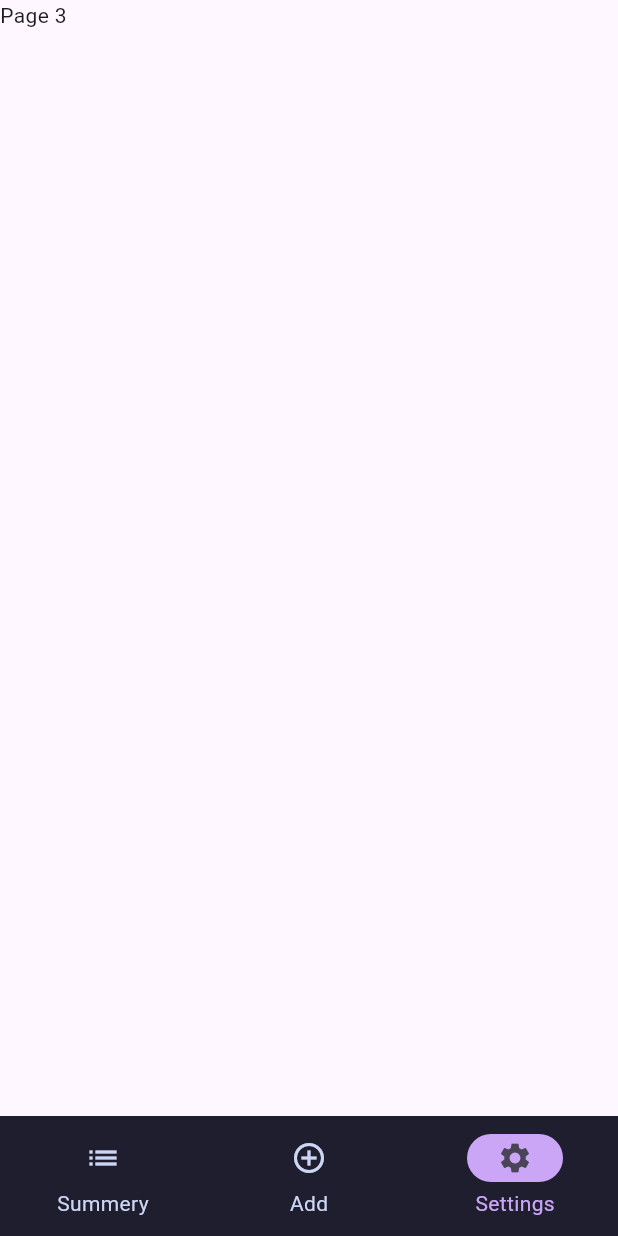
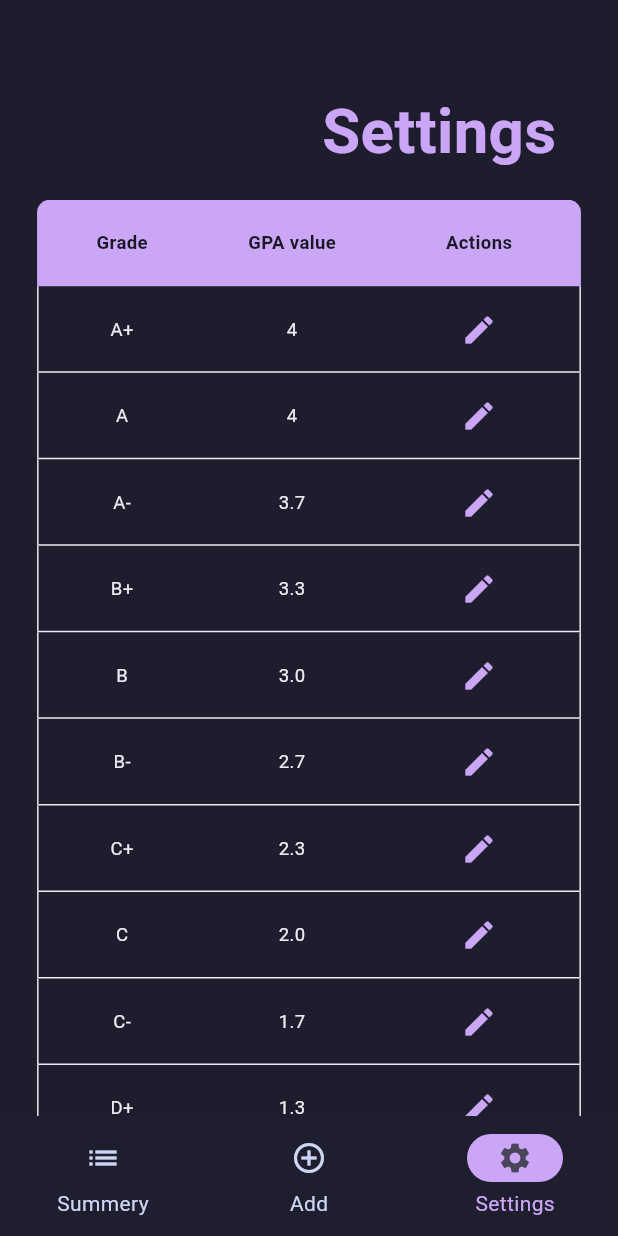
Before and after one commit to RukshanRanasinghe2000/gpa_cal, a Flutter app: the screen it shows after launch, item 3 of the bottom bar chosen, on a phone screen of 412 x 824 dp. Run offline on Flutter 3.47's test engine with Material 3 defaults, Android fonts, the phone set to English and light mode, and no system bars.

Commit message:
feat: add settings table and add edit data edit view fix: aligment issues and colors

```diff
--- /dev/null
+++ b/lib/components/settings_table.dart
@@ -0,0 +1,180 @@
+import 'package:flutter/material.dart';
+import 'package:gpa_cal/constant.dart';
+
+class SettingsTable extends StatelessWidget {
+  const SettingsTable({super.key});
+
+  @override
+  Widget build(BuildContext context) {
+    double screenWidth = MediaQuery.of(context).size.width;
+    double screenHeight = MediaQuery.of(context).size.height;
+
+    double cellHeight = screenHeight * 0.07;
+    double fontSize = screenWidth * 0.03;
+
+    // List of rows with grade and GPA value
+    List<List<String>> rows = [
+      ["A+", "4"],
+      ["A", "4"],
+      ["A-", "3.7"],
+      ["B+", "3.3"],
+      ["B", "3.0"],
+      ["B-", "2.7"],
+      ["C+", "2.3"],
+      ["C", "2.0"],
+      ["C-", "1.7"],
+      ["D+", "1.3"],
+      ["D", "1"],
+      ["E", "0.7"],
+      ["E", "0.0"],
+    ];
+
+    return Padding(
+      padding: EdgeInsets.symmetric(horizontal: screenWidth * 0.05),
+      child: SingleChildScrollView(
+        child: Column(
+          children: [
+            Table(
+              columnWidths: const {
+                0: FlexColumnWidth(1),
+                1: FlexColumnWidth(1),
+                2: FlexColumnWidth(1.2),
+              },
+              border: const TableBorder.symmetric(),
+              children: [
+                // Header row
+                _buildTableRow(["Grade", "GPA value", "Actions"],
+                    isHeader: true, fontSize: fontSize, cellHeight: cellHeight),
+
+                // Data rows with Edit buttons
+                for (var row in rows)
+                  _buildTableRow(
+                    [...row, ""], // Add empty for Edit button cell
+                    fontSize: fontSize,
+                    cellHeight: cellHeight,
+                    editButton: () => _editRow(context, row[0], row[1]),
+                  ),
+              ],
+            ),
+          ],
+        ),
+      ),
+    );
+  }
+
+  TableRow _buildTableRow(List<String> data,
+      {bool isHeader = false,
+      required double fontSize,
+      required double cellHeight,
+      VoidCallback? editButton}) {
+    return TableRow(
+      decoration: isHeader
+          ? const BoxDecoration(
+              color: textTertiaryColor,
+              borderRadius: BorderRadius.only(
+                topLeft: Radius.circular(8.43),
+                topRight: Radius.circular(8.43),
+              ),
+            ) // Header background
+          : const BoxDecoration(
+              color: Colors.transparent,
+              border: Border(
+                bottom: BorderSide(
+                  color: textParagraph,
+                  width: 1.0,
+                ),
+                left: BorderSide(
+                  color: textParagraph,
+                  width: 1.0,
+                ),
+                right: BorderSide(
+                  color: textParagraph,
+                  width: 1.0,
+                ),
+              ),
+            ),
+      children: [
+        for (int i = 0; i < data.length; i++)
+          Container(
+            height: cellHeight,
+            alignment: Alignment.center,
+            padding: const EdgeInsets.symmetric(horizontal: 8),
+            child: i == data.length - 1 && !isHeader
+                ? IconButton(
+                    icon: const Icon(Icons.edit, color: textSecondaryColor),
+                    onPressed: editButton,
+                  )
+                : Text(
+                    data[i],
+                    style: TextStyle(
+                      fontSize: fontSize,
+                      fontWeight: isHeader ? FontWeight.bold : FontWeight.normal,
+                      color: isHeader ? textTableHeader : textParagraph,
+                    ),
+                    textAlign: TextAlign.left,
+                  ),
+          ),
+      ],
+    );
+  }
+
+  void _editRow(BuildContext context, String grade, String gpa) {
+    showDialog(
+      context: context,
+      builder: (context) => AlertDialog(
+        backgroundColor: darkBackground,
+        title: const Text('Edit Grade',
+        style: TextStyle(
+              color: textSecondaryColor,
+              fontFamily: primaryFont,
+            )
+        ),
+        content: Column(
+          mainAxisSize: MainAxisSize.min,
+          children: [
+            TextFormField(
+              style: const TextStyle(
+                color: textParagraph,
+                fontFamily: primaryFont,
+              ),
+              initialValue: grade,
+              decoration: const InputDecoration(
+                labelText: 'Grade',
+                labelStyle: TextStyle(color: textParagraph)
+                ),
+            ),
+            TextFormField(
+              style: const TextStyle(
+                color: textParagraph,
+                fontFamily: primaryFont,
+              ),
+              initialValue: gpa,
+              decoration: const InputDecoration(
+                labelText: 'GPA Value',
+                labelStyle: TextStyle(color: textParagraph)),
+              keyboardType: TextInputType.number,
+            ),
+          ],
+        ),
+        actions: [
+          ElevatedButton(
+            onPressed: () => Navigator.of(context).pop(),
+            style: ButtonStyle(
+              backgroundColor:
+                  WidgetStateProperty.all<Color>(textSecondaryColor),
+            ),
+            child: const Text('Cancel'),
+          ),
+          ElevatedButton(
+            onPressed: () => Navigator.of(context).pop(),
+            style: ButtonStyle(
+              backgroundColor:
+                  WidgetStateProperty.all<Color>(textSecondaryColor),
+            ),
+            child: const Text('Save'),
+          ),
+        ],
+      ),
+    );
+  }
+}
--- a/lib/screens/settings.dart
+++ b/lib/screens/settings.dart
@@ -1,10 +1,53 @@
 import 'package:flutter/material.dart';
+import 'package:gpa_cal/components/settings_table.dart';
+import 'package:gpa_cal/constant.dart';
 
 class Settings extends StatelessWidget {
   const Settings({super.key});
 
   @override
   Widget build(BuildContext context) {
-    return const Text("Page 3");
+    double screenWidth = MediaQuery.of(context).size.width;
+    double screenHeight = MediaQuery.of(context).size.height;
+
+    return Scaffold(
+        backgroundColor: darkBackground,
+        body: SafeArea(
+            child: Container(
+          child: Column(
+            children: [
+              Padding(
+                padding: EdgeInsets.only(
+                  left: screenWidth * 0.10,
+                  right: screenWidth * 0.10,
+                  top: screenHeight * 0.07,
+                  bottom: 0,
+                ),
+                child: Align(
+                  alignment: Alignment.centerRight,
+                  child: Text(
+                    "Settings",
+                    style: TextStyle(
+                      fontFamily: primaryFont,
+                      fontSize: screenWidth * 0.1,
+                      fontWeight: FontWeight.w600,
+                      color: textSecondaryColor,
+                    ),
+                  ),
+                ),
+              ),
+              Expanded(
+                  child: Padding(
+                      padding: EdgeInsets.only(
+                        left: screenWidth * 0.01,
+                        right: screenWidth * 0.01,
+                        top: screenHeight * 0.02,
+                      ),
+                      child: const SingleChildScrollView(
+                        child: SettingsTable(),
+                      ))),
+            ],
+          ),
+        )));
   }
 }
--- a/lib/screens/summery.dart
+++ b/lib/screens/summery.dart
@@ -26,7 +26,7 @@ class Summery extends StatelessWidget {
                 padding: EdgeInsets.only(
                   left: screenWidth * 0.10,
                   right: screenWidth * 0.10,
-                  top: screenHeight * 0.13,
+                  top: screenHeight * 0.07,
                   bottom: 0,
                 ),
                 child: Align(
```
Also changed, not shown: lib/components/table.dart (+146 -39 lines), lib/screens/add.dart (+5 -2 lines).
